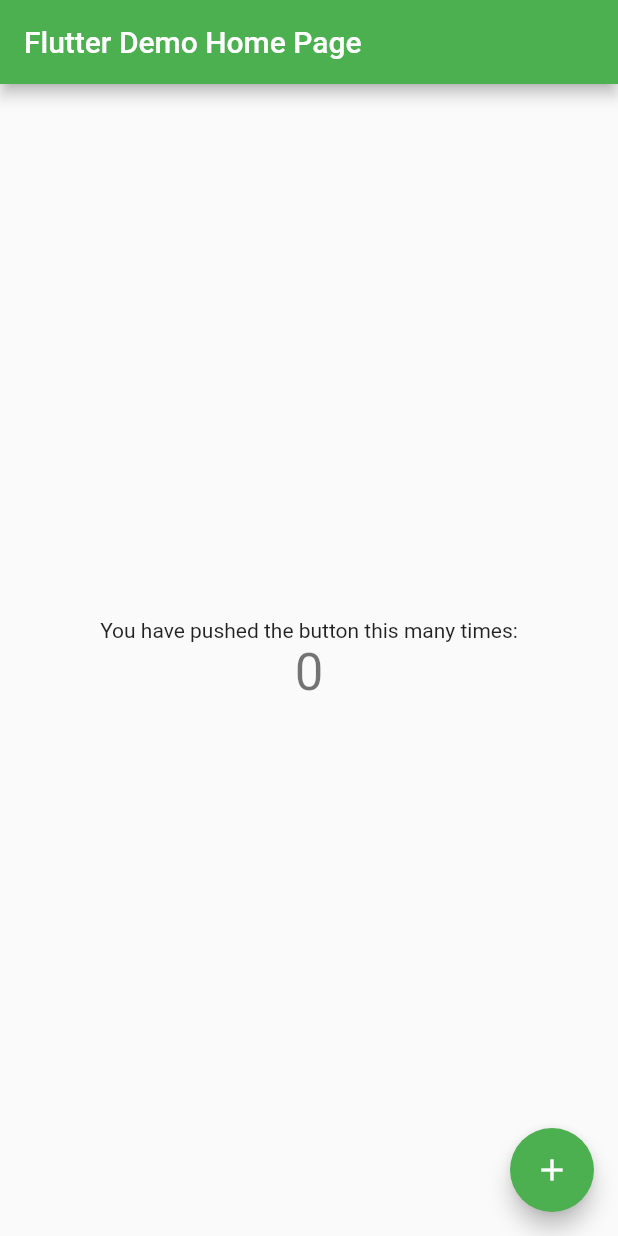
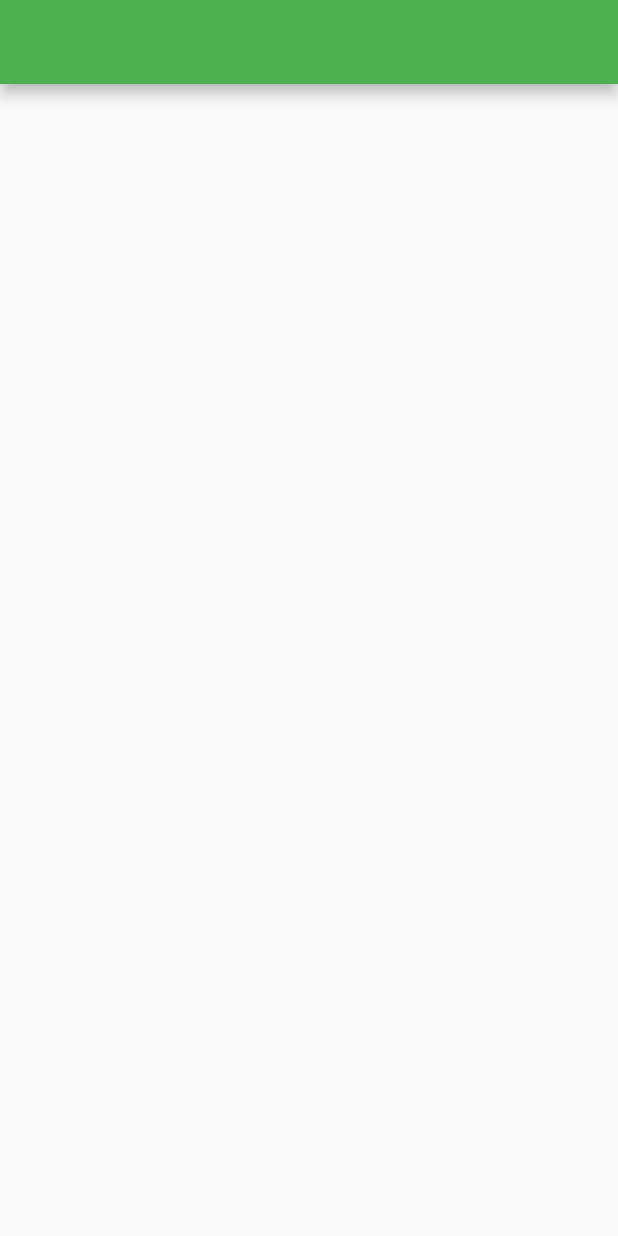
Before and after one commit to ShinzenATT/cmt_projekt, a Flutter app: the screen it shows after launch, on a phone screen of 412 x 824 dp. Run offline on Flutter 3.47's test engine with Material 2 defaults, Android fonts, the light colour scheme and no system bars.

Commit message:
Har fixat skalet inför kommande sprint.

```diff
--- /dev/null
+++ b/lib/Pages/loginpage.dart
@@ -0,0 +1,17 @@
+import 'package:flutter/material.dart';
+
+class LoginPage extends StatefulWidget {
+  const LoginPage({Key? key}) : super(key: key);
+
+  @override
+  _LoginPageState createState() => _LoginPageState();
+}
+
+class _LoginPageState extends State<LoginPage> {
+  @override
+  Widget build(BuildContext context) {
+    return Scaffold(
+      appBar: AppBar(),
+    );
+  }
+}
--- a/lib/main.dart
+++ b/lib/main.dart
@@ -1,3 +1,4 @@
+import 'package:cmt_projekt/Pages/loginpage.dart';
 import 'package:flutter/material.dart';
 
 void main() {
@@ -7,90 +8,15 @@
 class MyApp extends StatelessWidget {
   const MyApp({Key? key}) : super(key: key);
 
-  // This widget is the root of your application.
   @override
   Widget build(BuildContext context) {
     return MaterialApp(
+      debugShowCheckedModeBanner: false,
       title: 'Flutter Demo',
       theme: ThemeData(
-
         primarySwatch: Colors.green,
       ),
-      home: const MyHomePage(title: 'Flutter Demo Home Page'),
+      home: LoginPage(),
     );
   }
 }
-
-class MyHomePage extends StatefulWidget {
-  const MyHomePage({Key? key, required this.title}) : super(key: key);
-
-  // This widget is the home page of your application. It is stateful, meaning
-  // that it has a State object (defined below) that contains fields that affect
-  // how it looks.
-
-  // This class is the configuration for the state. It holds the values (in this
-  // case the title) provided by the parent (in this case the App widget) and
-  // used by the build method of the State. Fields in a Widget subclass are
-  // always marked "final".
-
-  final String title;
-
-  @override
-  State<MyHomePage> createState() => _MyHomePageState();
-}
-
-class _MyHomePageState extends State<MyHomePage> {
-  int _counter = 0;
-
-  void _incrementCounter() {
-    setState(() {
-      _counter++;
-    });
-  }
-
-  @override
-  Widget build(BuildContext context) {
-    return Scaffold(
-      appBar: AppBar(
-        // Here we take the value from the MyHomePage object that was created by
-        // the App.build method, and use it to set our appbar title.
-        title: Text(widget.title),
-      ),
-      body: Center(
-        // Center is a layout widget. It takes a single child and positions it
-        // in the middle of the parent.
-        child: Column(
-          // Column is also a layout widget. It takes a list of children and
-          // arranges them vertically. By default, it sizes itself to fit its
-          // children horizontally, and tries to be as tall as its parent.
-          //
-          // Invoke "debug painting" (press "p" in the console, choose the
-          // "Toggle Debug Paint" action from the Flutter Inspector in Android
-          // Studio, or the "Toggle Debug Paint" command in Visual Studio Code)
-          // to see the wireframe for each widget.
-          //
-          // Column has various properties to control how it sizes itself and
-          // how it positions its children. Here we use mainAxisAlignment to
-          // center the children vertically; the main axis here is the vertical
-          // axis because Columns are vertical (the cross axis would be
-          // horizontal).
-          mainAxisAlignment: MainAxisAlignment.center,
-          children: <Widget>[
-            const Text(
-              'You have pushed the button this many times:',
-            ),
-            Text(
-              '$_counter',
-              style: Theme.of(context).textTheme.headline4,
-            ),
-          ],
-        ),
-      ),
-      floatingActionButton: FloatingActionButton(
-        onPressed: _incrementCounter,
-        tooltip: 'Increment',
-        child: const Icon(Icons.add),
-      ), // This trailing comma makes auto-formatting nicer for build methods.
-    );
-  }
-}
```
Also changed, not shown: lib/Pages/createacountpage.dart (added, +17 -0 lines), lib/Pages/forgotpasswordpage.dart (added, +17 -0 lines), lib/Pages/homepage.dart (added, +17 -0 lines).
